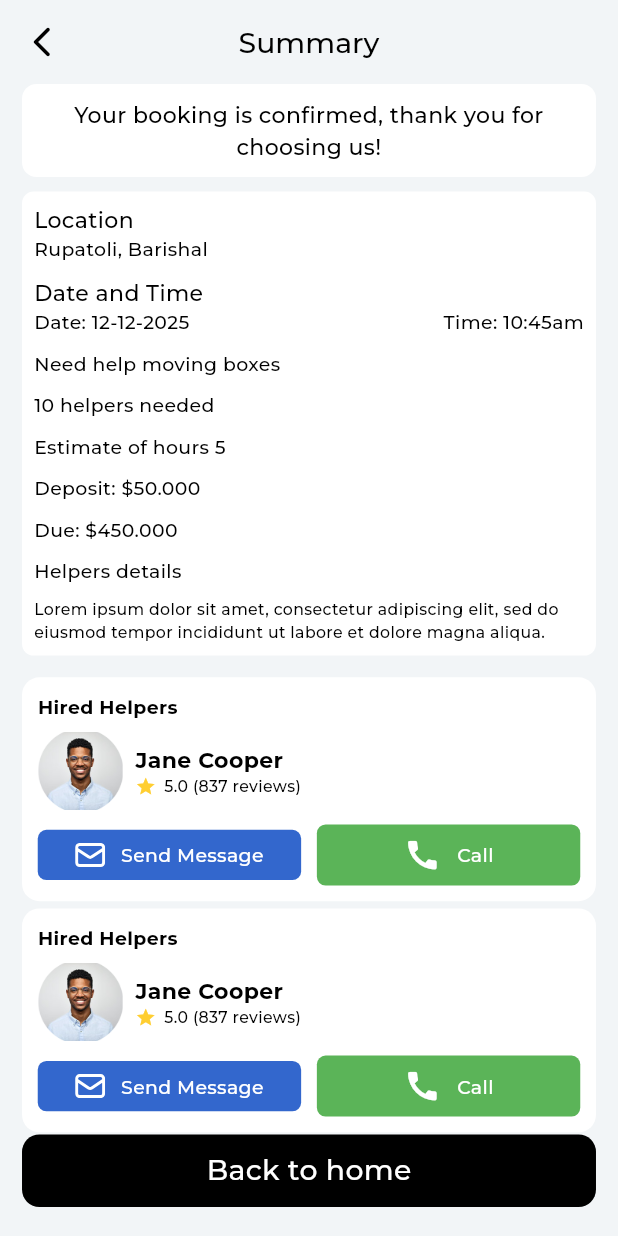
After one commit to shakibalhasan-code/trokis_mobile, a Flutter app: the HelperSummaryScreen screen opened by its route, on a phone screen of 412 x 824 dp. The commit adds this screen. Run offline on Flutter 3.47's test engine with Material 3 defaults, Android fonts, the phone set to English and light mode, and no system bars; our stand-ins replace flutter_screenutil, flutter_svg, geocoding, geolocator, get, google_fonts and 3 more; missing offline and left inert: country_code_picker_plus, flutter_polyline_points, ripple_wave.

Commit message:
finished helper's section

```diff
--- a/lib/core/utils/app_route.dart
+++ b/lib/core/utils/app_route.dart
@@ -9,6 +9,7 @@ import 'package:trokis_mobile/views/screens/user/categories/helpers/deposti_requ
 import 'package:trokis_mobile/views/screens/user/categories/helpers/finding_helper.dart';
 import 'package:trokis_mobile/views/screens/user/categories/helpers/helper_list_screen.dart';
 import 'package:trokis_mobile/views/screens/user/categories/helpers/helper_screen.dart';
+import 'package:trokis_mobile/views/screens/user/categories/helpers/helper_summary_screen.dart';
 import 'package:trokis_mobile/views/screens/user/categories/helpers/review_helper_request_screen.dart';
 import 'package:trokis_mobile/views/screens/user/categories/pickup/pickup_main_screen.dart';
 import 'package:trokis_mobile/views/screens/user/item_selection/item_selections_screen.dart';
@@ -47,6 +48,7 @@ class AppRoute {
   static const String availableHelper = '/availableHelper';
   static const String reviewHelpRequest = '/reviewHelpRequest';
   static const String depositRequired = '/depositRequired';
+  static const String summaryHelper = '/summaryHelper';
 
   static final List<GetPage> pages = [
     GetPage(name: splash, page: () => const SplashScreen()),
@@ -75,6 +77,7 @@ class AppRoute {
     GetPage(name: findingHelper, page: () => FindingHelperScreen()),
     GetPage(name: availableHelper, page: () => HelperListScreen()),
     GetPage(name: reviewHelpRequest, page: () => ReviewHelperRequestScreen()),
-    GetPage(name: depositRequired, page: () => DepostiRequiredScreen())
+    GetPage(name: depositRequired, page: () => DepostiRequiredScreen()),
+    GetPage(name: summaryHelper, page: () => HelperSummaryScreen())
   ];
 }
--- a/lib/core/utils/themes/app_styles.dart
+++ b/lib/core/utils/themes/app_styles.dart
@@ -18,6 +18,7 @@ class AppStyles {
   static Color simpleGrey = Color(0xffF5F7F6);
   static Color buttonGreen = Color(0xff5BB458);
   static Color shadowColor = Color(0xff0000001A);
+  static Color blueColor = Color(0xff3367CD);
 
   static TextStyle titleMedium = GoogleFonts.montserrat(
       fontSize: 18.sp, fontWeight: FontWeight.w500, color: textColor);
--- a/lib/views/screens/user/categories/helpers/deposti_required_screen.dart
+++ b/lib/views/screens/user/categories/helpers/deposti_required_screen.dart
@@ -1,6 +1,9 @@
 import 'package:flutter/material.dart';
 import 'package:flutter_screenutil/flutter_screenutil.dart';
+import 'package:get/get.dart';
+import 'package:get/get_core/src/get_main.dart';
 import 'package:trokis_mobile/core/helper/widgets_helper.dart';
+import 'package:trokis_mobile/core/utils/app_route.dart';
 import 'package:trokis_mobile/core/utils/themes/app_styles.dart';
 import 'package:trokis_mobile/views/screens/global_widgets/my_glob_button.dart';
 
@@ -44,6 +47,7 @@ class DepostiRequiredScreen extends StatelessWidget {
             ),
             SizedBox(height: 15.h),
             MyGlobButton(
+              onTap: () => Get.toNamed(AppRoute.summaryHelper),
               text: 'Next',
               isOutline: false,
             )
--- /dev/null
+++ b/lib/views/screens/user/categories/helpers/helper_summary_screen.dart
@@ -0,0 +1,248 @@
+import 'package:flutter/material.dart';
+import 'package:flutter_screenutil/flutter_screenutil.dart';
+import 'package:flutter_svg/svg.dart';
+import 'package:get/get.dart';
+import 'package:get/get_core/src/get_main.dart';
+import 'package:trokis_mobile/core/helper/widgets_helper.dart';
+import 'package:trokis_mobile/core/utils/app_constant.dart';
+import 'package:trokis_mobile/core/utils/app_route.dart';
+import 'package:trokis_mobile/core/utils/themes/app_styles.dart';
+import 'package:trokis_mobile/views/screens/global_widgets/my_glob_button.dart';
+import 'package:trokis_mobile/views/screens/global_widgets/secondary_button.dart';
+
+class HelperSummaryScreen extends StatelessWidget {
+  const HelperSummaryScreen({super.key});
+
+  @override
+  Widget build(BuildContext context) {
+    return Scaffold(
+      backgroundColor: AppStyles.primaryBgColor,
+      appBar: WidgetsHelper.showAppBar(title: 'Summary', isBack: true),
+      body: Padding(
+        padding: EdgeInsets.symmetric(horizontal: 14.w),
+        child: Column(
+          crossAxisAlignment: CrossAxisAlignment.start,
+          children: [
+            Container(
+              decoration: BoxDecoration(
+                  color: Colors.white,
+                  borderRadius: BorderRadius.circular(10.r)),
+              child: Padding(
+                padding: const EdgeInsets.all(10),
+                child: Text(
+                  textAlign: TextAlign.center,
+                  'Your booking is confirmed, thank you for choosing us!',
+                  style: AppStyles.titleMedium.copyWith(fontSize: 14.sp),
+                ),
+              ),
+            ),
+            SizedBox(height: 10.h),
+            Container(
+              width: double.infinity,
+              decoration: BoxDecoration(
+                  color: Colors.white,
+                  borderRadius: BorderRadius.circular(8.r)),
+              child: Padding(
+                padding: const EdgeInsets.all(8.0),
+                child: Column(
+                  crossAxisAlignment: CrossAxisAlignment.start,
+                  children: [
+                    Text(
+                      'Location',
+                      style: AppStyles.titleMedium.copyWith(fontSize: 14.sp),
+                    ),
+                    Text(
+                      'Rupatoli, Barishal',
+                      style: AppStyles.titleMedium.copyWith(fontSize: 12.sp),
+                    ),
+                    SizedBox(height: 10.h),
+                    Text(
+                      'Date and Time',
+                      style: AppStyles.titleMedium.copyWith(fontSize: 14.sp),
+                    ),
+                    Row(
+                      children: [
+                        Text(
+                          'Date: 12-12-2025',
+                          style:
+                              AppStyles.titleMedium.copyWith(fontSize: 12.sp),
+                        ),
+                        const Spacer(),
+                        Text(
+                          'Time: 10:45am',
+                          style:
+                              AppStyles.titleMedium.copyWith(fontSize: 12.sp),
+                        ),
+                      ],
+                    ),
+                    SizedBox(height: 10.h),
+                    Text(
+                      'Need help moving boxes',
+                      style: AppStyles.titleMedium.copyWith(fontSize: 12.sp),
+                    ),
+                    SizedBox(height: 10.h),
+                    Text(
+                      '10 helpers needed',
+                      style: AppStyles.titleMedium.copyWith(fontSize: 12.sp),
+                    ),
+                    SizedBox(height: 10.h),
+                    Text(
+                      'Estimate of hours 5',
+                      style: AppStyles.titleMedium.copyWith(fontSize: 12.sp),
+                    ),
+                    SizedBox(height: 10.h),
+                    Text(
+                      'Deposit: \$50.000',
+                      style: AppStyles.titleMedium.copyWith(fontSize: 12.sp),
+                    ),
+                    SizedBox(height: 10.h),
+                    Text(
+                      'Due: \$450.000',
+                      style: AppStyles.titleMedium.copyWith(fontSize: 12.sp),
+                    ),
+                    SizedBox(height: 10.h),
+                    Text(
+                      'Helpers details',
+                      style: AppStyles.titleMedium.copyWith(fontSize: 12.sp),
+                    ),
+                    SizedBox(height: 10.h),
+                    Text(
+                      'Lorem ipsum dolor sit amet, consectetur adipiscing elit, sed do eiusmod tempor incididunt ut labore et dolore magna aliqua.',
+                      style: AppStyles.titleMedium.copyWith(fontSize: 10.sp),
+                    ),
+                  ],
+                ),
+              ),
+            ),
+            SizedBox(height: 10.h),
+            Expanded(
+              child: ListView.builder(
+                  itemCount: 4,
+                  itemBuilder: (context, index) {
+                    return hired_helpers_item();
+                  }),
+            ),
+            MyGlobButton(
+                onTap: () => Get.offAllNamed(AppRoute.tab),
+                text: 'Back to home',
+                isOutline: false),
+            SizedBox(height: 20.h),
+          ],
+        ),
+      ),
+    );
+  }
+
+  Widget hired_helpers_item() {
+    return Padding(
+      padding: EdgeInsets.only(top: 5.h),
+      child: Container(
+        width: double.infinity,
+        decoration: BoxDecoration(
+            color: Colors.white, borderRadius: BorderRadius.circular(12.r)),
+        child: Padding(
+          padding: EdgeInsets.all(10.w),
+          child: Column(
+            crossAxisAlignment: CrossAxisAlignment.start,
+            children: [
+              Text(
+                'Hired Helpers',
+                style: AppStyles.titleMedium
+                    .copyWith(fontSize: 12.sp, fontWeight: FontWeight.bold),
+              ),
+              SizedBox(height: 8.h),
+              Row(
+                children: [
+                  SizedBox(
+                    width: 54.w,
+                    height: 54.h,
+                    child: ClipRRect(
+                      child: Image.asset(AppConstant.moverImage,
+                          fit: BoxFit.cover),
+                    ),
+                  ),
+                  SizedBox(width: 8.w),
+                  Column(
+                    crossAxisAlignment: CrossAxisAlignment.start,
+                    mainAxisAlignment: MainAxisAlignment.spaceBetween,
+                    children: [
+                      Text('Jane Cooper',
+                          style: AppStyles.titleMedium.copyWith(
+                              fontSize: 14.sp, fontWeight: FontWeight.bold)),
+                      Row(
+                        crossAxisAlignment: CrossAxisAlignment.center,
+                        mainAxisAlignment: MainAxisAlignment.start,
+                        children: [
+                          Icon(
+                            Icons.star,
+                            color: AppStyles.ratingColor,
+                            size: 14,
+                          ),
+                          SizedBox(width: 5.w),
+                          Text(
+                            '5.0 (837 reviews)',
+                            style:
+                                AppStyles.titleMedium.copyWith(fontSize: 10.sp),
+                          )
+                        ],
+                      )
+                    ],
+                  )
+                ],
+              ),
+              SizedBox(
+                height: 10.h,
+              ),
+              Row(
+                children: [
+                  Expanded(
+                    child: SecondaryButton(
+                        buttonColor: AppStyles.blueColor,
+                        child: Row(
+                          mainAxisAlignment: MainAxisAlignment.center,
+                          crossAxisAlignment: CrossAxisAlignment.center,
+                          children: [
+                            SvgPicture.asset(
+                              AppConstant.mailIcon,
+                              color: Colors.white,
+                            ),
+                            SizedBox(
+                              width: 10.w,
+                            ),
+                            Text(
+                              'Send Message',
+                              style: AppStyles.titleMedium.copyWith(
+                                  fontSize: 12.sp, color: Colors.white),
+                            )
+                          ],
+                        )),
+                  ),
+                  SizedBox(width: 10.w),
+                  Expanded(
+                    child: SecondaryButton(
+                        buttonColor: AppStyles.buttonGreen,
+                        child: Row(
+                          mainAxisAlignment: MainAxisAlignment.center,
+                          crossAxisAlignment: CrossAxisAlignment.center,
+                          children: [
+                            Icon(Icons.call, size: 24.sp, color: Colors.white),
+                            SizedBox(
+                              width: 10.w,
+                            ),
+                            Text(
+                              'Call',
+                              style: AppStyles.titleMedium.copyWith(
+                                  fontSize: 12.sp, color: Colors.white),
+                            )
+                          ],
+                        )),
+                  )
+                ],
+              )
+            ],
+          ),
+        ),
+      ),
+    );
+  }
+}
```
Also changed, not shown: 4 other files.
